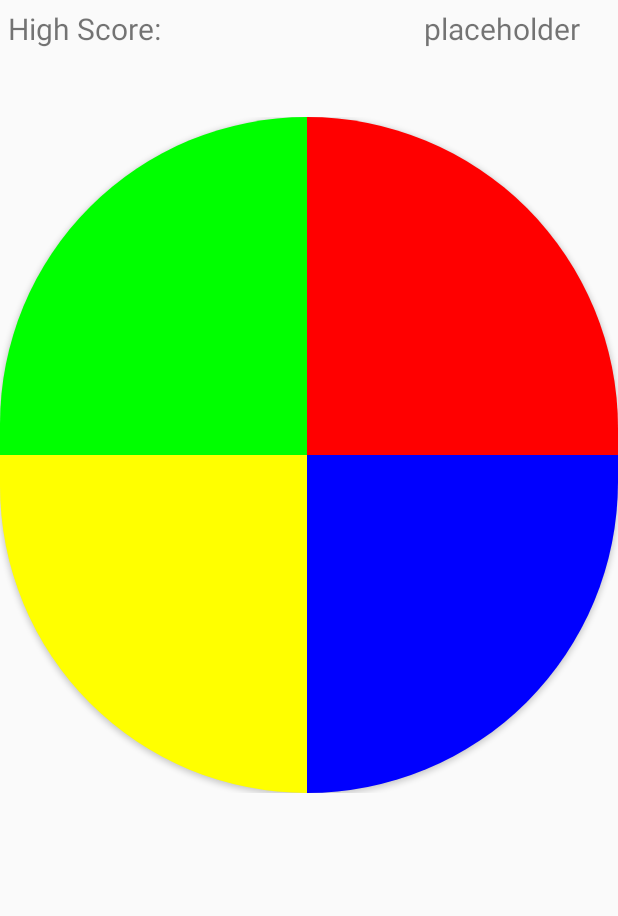
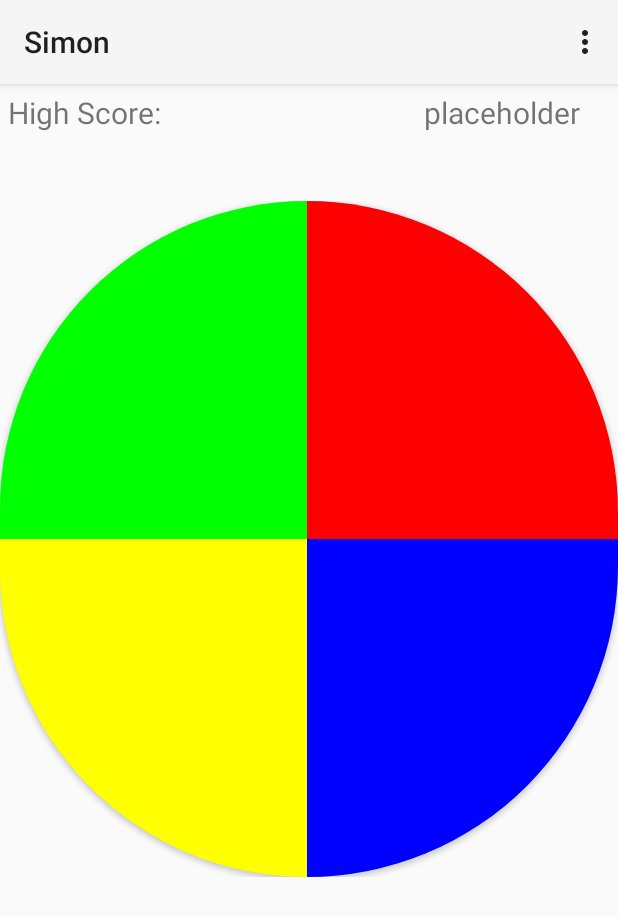
Before and after one commit to jtaylor74/4020_Assingment2, an Android app: the screen it shows after launch (MainActivity), on a phone screen of 412 x 824 dp. Shown: the top 916 px of the screen. Run offline under Robolectric (Android 15) with nearby library versions, the phone set to English and light mode, and no system bars.

Commit message:
Added action bar and adjusted layout of simon buttons.

```diff
--- a/app/src/main/AndroidManifest.xml
+++ b/app/src/main/AndroidManifest.xml
@@ -11,7 +11,7 @@
         <activity
             android:name=".MainActivity"
             android:label="@string/app_name"
-            android:theme="@style/AppTheme.NoActionBar">
+            android:theme="@style/Theme.AppCompat.Light.NoActionBar">
             <intent-filter>
                 <action android:name="android.intent.action.MAIN" />
 
--- a/app/src/main/java/simon/android/com/simon/MainActivity.java
+++ b/app/src/main/java/simon/android/com/simon/MainActivity.java
@@ -11,12 +11,16 @@
 import android.view.Menu;
 import android.view.MenuItem;
 
-public class MainActivity extends Activity {
+public class MainActivity extends AppCompatActivity {
 
     @Override
     protected void onCreate(Bundle savedInstanceState) {
         super.onCreate(savedInstanceState);
         setContentView(R.layout.activity_main);
+
+        //Code for action bar
+        Toolbar myToolbar = (Toolbar) findViewById(R.id.my_toolbar);
+        setSupportActionBar(myToolbar);
 
 
     }
@@ -24,6 +28,7 @@
     @Override
     public boolean onCreateOptionsMenu(Menu menu) {
         // Inflate the menu; this adds items to the action bar if it is present.
+        super.onCreateOptionsMenu(menu);
         getMenuInflater().inflate(R.menu.menu_main, menu);
         return true;
     }
--- a/app/src/main/res/layout-land/activity_main.xml
+++ b/app/src/main/res/layout-land/activity_main.xml
@@ -6,6 +6,14 @@
     android:padding="0dip"
     android:layout_margin="0dip"
     android:orientation="horizontal">
+
+    <android.support.v7.widget.Toolbar
+        android:id="@+id/my_toolbar"
+        android:layout_width="match_parent"
+        android:layout_height="?attr/actionBarSize"
+        android:background="?attr/colorPrimary"
+        android:elevation="4dp"
+        android:theme="@style/ThemeOverlay.AppCompat.ActionBar"/>
 
     <!-- High Score Text View -->
     <TableRow
@@ -33,7 +41,7 @@
         android:id="@+id/tableRowSpacer"
         android:layout_width="fill_parent"
         android:layout_height="wrap_content"
-        android:padding="20dip">
+        android:padding="5dip">
 
     </TableRow>
 
--- a/app/src/main/res/layout/activity_main.xml
+++ b/app/src/main/res/layout/activity_main.xml
@@ -6,6 +6,14 @@
     android:padding="0dip"
     android:layout_margin="0dip"
     android:orientation="vertical">
+
+    <android.support.v7.widget.Toolbar
+        android:id="@+id/my_toolbar"
+        android:layout_width="match_parent"
+        android:layout_height="?attr/actionBarSize"
+        android:background="?attr/colorPrimary"
+        android:elevation="4dp"
+        android:theme="@style/ThemeOverlay.AppCompat.ActionBar"/>
 
     <!-- High Score Text View -->
     <TableRow
```
